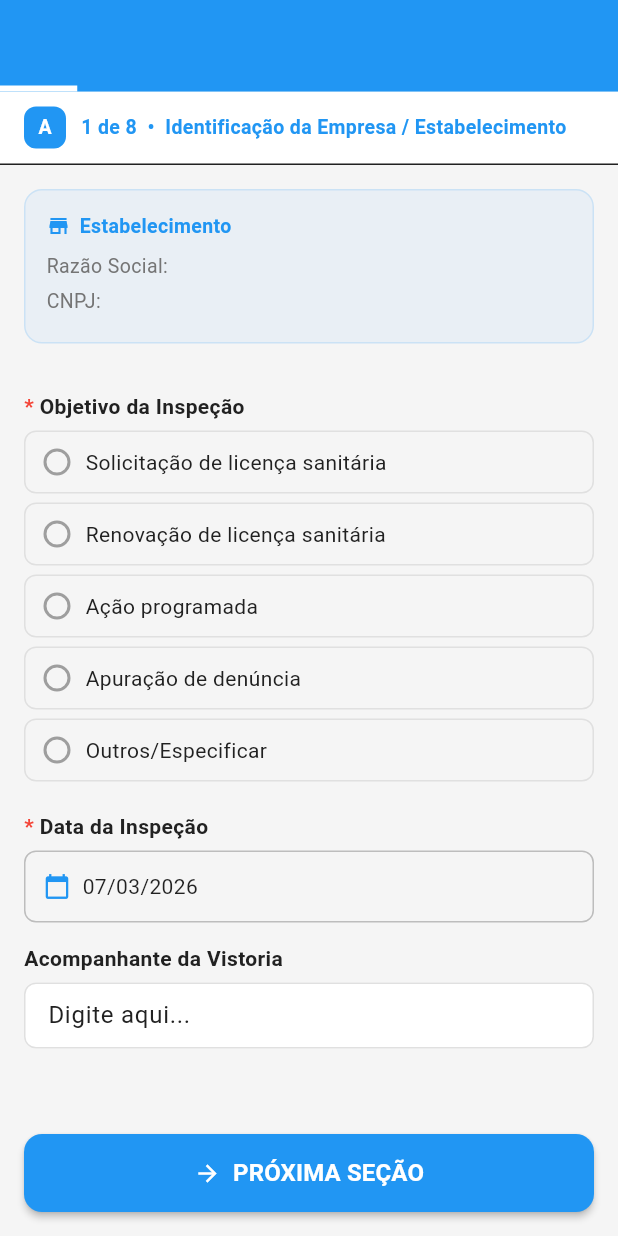
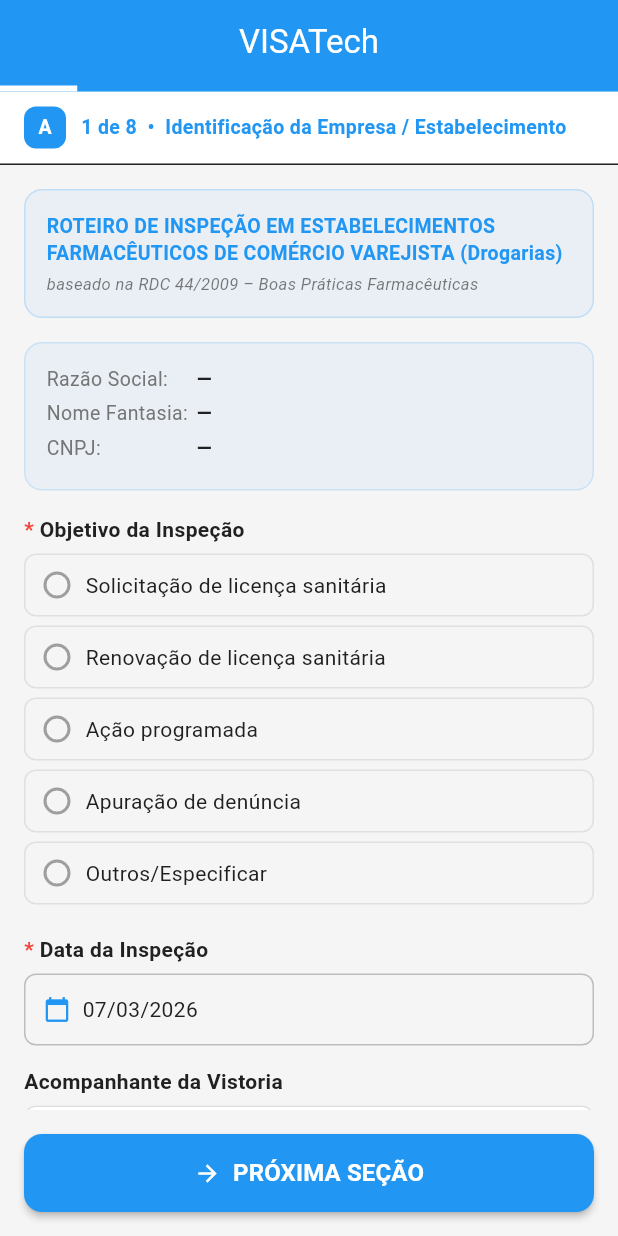
Before and after one commit to compjrce/visatech, a Flutter app: the InspecaoScreen screen opened directly with empty values, on a phone screen of 412 x 824 dp. Run offline on Flutter 3.47's test engine with Material 3 defaults, Android fonts, the phone set to English and light mode, and no system bars; our stand-ins replace flutter_secure_storage, shared_preferences; accounts and stored records are empty.

Commit message:
Refatorado telas do app

```diff
--- a/app/lib/screens/inspecao_screen.dart
+++ b/app/lib/screens/inspecao_screen.dart
@@ -152,7 +152,7 @@
       onWillPop: _onWillPop,
       child: Scaffold(
         appBar: AppBar(
-          title: Text(widget.inspecao.nomeExibicao, overflow: TextOverflow.ellipsis),
+          title: const Text('VISATech', overflow: TextOverflow.ellipsis),
           bottom: PreferredSize(
             preferredSize: const Size.fromHeight(5),
             child: LinearProgressIndicator(
--- a/app/lib/screens/secao_screen.dart
+++ b/app/lib/screens/secao_screen.dart
@@ -169,8 +169,11 @@
             ),
           ),
 
-        // Cabeçalho seção A: dados do estabelecimento
-        if (widget.secao.codigo == 'A') _cabecalhoEstabelecimento(theme),
+        // Cabeçalho seção A: título do roteiro + dados do estabelecimento
+        if (widget.secao.codigo == 'A') ...[
+          _cabecalhoRoteiro(theme),
+          _cabecalhoEstabelecimento(theme),
+        ],
 
         // Campos
         Expanded(
@@ -235,10 +238,46 @@
     );
   }
 
+  Widget _cabecalhoRoteiro(ThemeData theme) {
+    return Container(
+      width: double.infinity,
+      margin: const EdgeInsets.fromLTRB(16, 16, 16, 0),
+      padding: const EdgeInsets.all(14),
+      decoration: BoxDecoration(
+        color: theme.colorScheme.primary.withOpacity(0.06),
+        borderRadius: BorderRadius.circular(12),
+        border: Border.all(color: theme.colorScheme.primary.withOpacity(0.2)),
+      ),
+      child: Column(
+        crossAxisAlignment: CrossAxisAlignment.start,
+        children: [
+          Text(
+            'ROTEIRO DE INSPEÇÃO EM ESTABELECIMENTOS FARMACÊUTICOS DE COMÉRCIO VAREJISTA (Drogarias)',
+            style: TextStyle(
+              fontWeight: FontWeight.bold,
+              fontSize: 13,
+              color: theme.colorScheme.primary,
+              height: 1.4,
+            ),
+          ),
+          const SizedBox(height: 4),
+          Text(
+            'baseado na RDC 44/2009 – Boas Práticas Farmacêuticas',
+            style: TextStyle(
+              fontSize: 11,
+              color: theme.colorScheme.onSurface.withOpacity(0.6),
+              fontStyle: FontStyle.italic,
+            ),
+          ),
+        ],
+      ),
+    );
+  }
+
   Widget _cabecalhoEstabelecimento(ThemeData theme) {
     final i = widget.inspecao;
     return Container(
-      margin: const EdgeInsets.all(16),
+      margin: const EdgeInsets.fromLTRB(16, 16, 16, 0),
       padding: const EdgeInsets.all(14),
       decoration: BoxDecoration(
         color: theme.colorScheme.primary.withOpacity(0.06),
@@ -248,16 +287,9 @@
       child: Column(
         crossAxisAlignment: CrossAxisAlignment.start,
         children: [
-          Row(children: [
-            Icon(Icons.store, size: 16, color: theme.colorScheme.primary),
-            const SizedBox(width: 6),
-            Text('Estabelecimento',
-                style: TextStyle(fontWeight: FontWeight.bold, fontSize: 13, color: theme.colorScheme.primary)),
-          ]),
-          const SizedBox(height: 8),
-          _infoLinha('Razão Social', i.razaoSocial ?? '—'),
-          if (i.nomeFantasia?.isNotEmpty == true) _infoLinha('Nome Fantasia', i.nomeFantasia!),
-          _infoLinha('CNPJ', i.cnpj ?? '—'),
+          _infoLinha('Razão Social', i.razaoSocial?.isNotEmpty == true ? i.razaoSocial! : '—'),
+          _infoLinha('Nome Fantasia', i.nomeFantasia?.isNotEmpty == true ? i.nomeFantasia! : '—'),
+          _infoLinha('CNPJ', i.cnpj?.isNotEmpty == true ? i.cnpj! : '—'),
         ],
       ),
     );
@@ -384,7 +416,7 @@
           children: [
             Icon(Icons.calendar_today, size: 18, color: theme.colorScheme.primary),
             const SizedBox(width: 8),
-            Text(display, style: TextStyle(fontSize: 14, color: valor == null ? Colors.grey : Colors.black87)),
+            Text(display, style: TextStyle(fontSize: 14, color: valor == null ? Colors.grey : theme.colorScheme.onSurface)),
           ],
         ),
       ),
--- a/app/lib/services/auth_service.dart
+++ b/app/lib/services/auth_service.dart
@@ -19,7 +19,7 @@
       final result = await _apiService.login(email, password);
 
       _token = result['token'];
-      _currentUser = result['user'];
+      _currentUser = User.fromJson(result['user'] as Map<String, dynamic>);
 
       // Salvar token e usuário
       await _storage.write(key: 'auth_token', value: _token);
```
Also changed, not shown: 1 other file.
